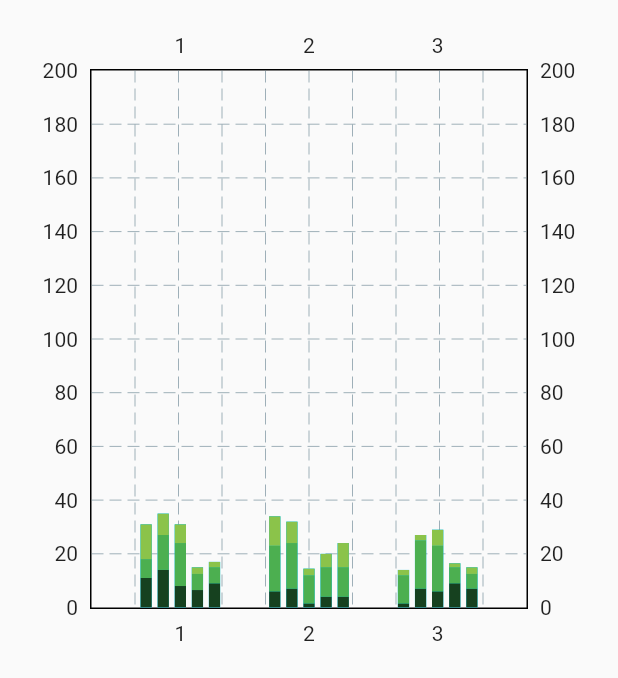
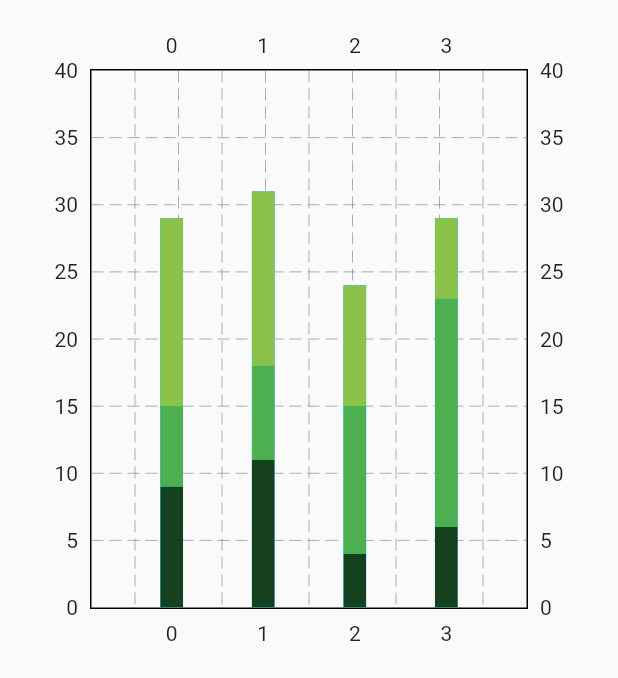
Before and after one commit to kaipz/flutter_app_1, a Flutter app: the screen it shows after launch, on a phone screen of 412 x 824 dp, the part 558-1236 px from its top. Run offline on Flutter 3.47's test engine with Material 2 defaults, Android fonts, the phone set to English and light mode, and no system bars; drawn by our look-alikes of fl_chart.

Commit message:
charts 2

```diff
--- a/lib/main.dart
+++ b/lib/main.dart
@@ -159,12 +159,12 @@ class _EnergyConsumptionScreenState extends State<EnergyConsumptionScreen> {
             SizedBox(height: 16),
             Expanded(
        child:  LayoutBuilder(builder: (context, constraints) {
-            final barsSpace = 4.0 * constraints.maxWidth / 400;
-            final barsWidth = 8.0 * constraints.maxWidth / 400;
+            final barsSpace = 4.0 * constraints.maxWidth / 200;
+            final barsWidth = 8.0 * constraints.maxWidth / 200;
             return BarChart(
             BarChartData(
               alignment: BarChartAlignment.spaceEvenly,
-              maxY: 200,
+              maxY: 40,
               titlesData: FlTitlesData(
                 // ... Title settings
               ),
@@ -185,7 +185,23 @@ class _EnergyConsumptionScreenState extends State<EnergyConsumptionScreen> {
 
 List<BarChartGroupData> getData(double barsWidth, double barsSpace) {
     return [
+      BarChartGroupData(
+        x: 0,
+        barsSpace: barsSpace,
+        barRods: [
+          BarChartRodData(
+            y: 29,
+            rodStackItems: [
+              BarChartRodStackItem(0, 9, Color.fromARGB(220, 25, 45, 2)),
+              BarChartRodStackItem(9, 15, Colors.green),
+              BarChartRodStackItem(15, 29, Colors.lightGreen),
+            ],
+            borderRadius: BorderRadius.zero,
+            width: barsWidth,
+          ),
 
+        ],
+      ),
       BarChartGroupData(
         x: 1,
         barsSpace: barsSpace,
@@ -200,92 +216,14 @@ List<BarChartGroupData> getData(double barsWidth, double barsSpace) {
             borderRadius: BorderRadius.zero,
             width: barsWidth,
           ),
-          BarChartRodData(
-            y: 35,
-            rodStackItems: [
-              BarChartRodStackItem(0, 14, Color.fromARGB(220, 25, 45, 2)),
-              BarChartRodStackItem(14, 27, Colors.green),
-              BarChartRodStackItem(27, 35, Colors.lightGreen),
-            ],
-            borderRadius: BorderRadius.zero,
-            width: barsWidth,
-          ),
-          BarChartRodData(
-            y: 31,
-            rodStackItems: [
-              BarChartRodStackItem(0, 8, Color.fromARGB(220, 25, 45, 2)),
-              BarChartRodStackItem(8, 24, Colors.green),
-              BarChartRodStackItem(24, 31, Colors.lightGreen),
-            ],
-            borderRadius: BorderRadius.zero,
-            width: barsWidth,
-          ),
-          BarChartRodData(
-            y: 15,
-            rodStackItems: [
-              BarChartRodStackItem(0, 6.5, Color.fromARGB(220, 25, 45, 2)),
-              BarChartRodStackItem(6.5, 12.5, Colors.green),
-              BarChartRodStackItem(12.5, 15, Colors.lightGreen),
-            ],
-            borderRadius: BorderRadius.zero,
-            width: barsWidth,
-          ),
-          BarChartRodData(
-            y: 17,
-            rodStackItems: [
-              BarChartRodStackItem(0, 9, Color.fromARGB(220, 25, 45, 2)),
-              BarChartRodStackItem(9, 15, Colors.green),
-              BarChartRodStackItem(15, 17, Colors.lightGreen),
-            ],
-            borderRadius: BorderRadius.zero,
-            width: barsWidth,
-          ),
+
         ],
       ),
       BarChartGroupData(
         x: 2,
         barsSpace: barsSpace,
         barRods: [
-          BarChartRodData(
-            y: 34,
-            rodStackItems: [
-              BarChartRodStackItem(0, 6, Color.fromARGB(220, 25, 45, 2)),
-              BarChartRodStackItem(6, 23, Colors.green),
-              BarChartRodStackItem(23, 34, Colors.lightGreen),
-            ],
-            borderRadius: BorderRadius.zero,
-            width: barsWidth,
-          ),
-          BarChartRodData(
-            y: 32,
-            rodStackItems: [
-              BarChartRodStackItem(0, 7, Color.fromARGB(220, 25, 45, 2)),
-              BarChartRodStackItem(7, 24, Colors.green),
-              BarChartRodStackItem(24, 32, Colors.lightGreen),
-            ],
-            borderRadius: BorderRadius.zero,
-            width: barsWidth,
-          ),
-          BarChartRodData(
-            y: 14.5,
-            rodStackItems: [
-              BarChartRodStackItem(0, 1.5, Color.fromARGB(220, 25, 45, 2)),
-              BarChartRodStackItem(1.5, 12, Colors.green),
-              BarChartRodStackItem(12, 14.5, Colors.lightGreen),
-            ],
-            borderRadius: BorderRadius.zero,
-            width: barsWidth,
-          ),
-          BarChartRodData(
-            y: 20,
-            rodStackItems: [
-              BarChartRodStackItem(0, 4, Color.fromARGB(220, 25, 45, 2)),
-              BarChartRodStackItem(4, 15, Colors.green),
-              BarChartRodStackItem(15, 20, Colors.lightGreen),
-            ],
-            borderRadius: BorderRadius.zero,
-            width: barsWidth,
-          ),
+
           BarChartRodData(
             y: 24,
             rodStackItems: [
@@ -302,52 +240,13 @@ List<BarChartGroupData> getData(double barsWidth, double barsSpace) {
         x: 3,
         barsSpace: barsSpace,
         barRods: [
-          BarChartRodData(
-            y: 14,
-            rodStackItems: [
-              BarChartRodStackItem(0, 1.5, Color.fromARGB(220, 25, 45, 2)),
-              BarChartRodStackItem(1.5, 12, Colors.green),
-              BarChartRodStackItem(12, 14, Colors.lightGreen),
-            ],
-            borderRadius: BorderRadius.zero,
-            width: barsWidth,
-          ),
-          BarChartRodData(
-            y: 27,
-            rodStackItems: [
-              BarChartRodStackItem(0, 7, Color.fromARGB(220, 25, 45, 2)),
-              BarChartRodStackItem(7, 25, Colors.green),
-              BarChartRodStackItem(25, 27, Colors.lightGreen),
-            ],
-            borderRadius: BorderRadius.zero,
-            width: barsWidth,
-          ),
+
           BarChartRodData(
             y: 29,
             rodStackItems: [
               BarChartRodStackItem(0, 6, Color.fromARGB(220, 25, 45, 2)),
               BarChartRodStackItem(6, 23, Colors.green),
               BarChartRodStackItem(23, 29, Colors.lightGreen),
-            ],
-            borderRadius: BorderRadius.zero,
-            width: barsWidth,
-          ),
-          BarChartRodData(
-            y: 16.5,
-            rodStackItems: [
-              BarChartRodStackItem(0, 9, Color.fromARGB(220, 25, 45, 2)),
-              BarChartRodStackItem(9, 15, Colors.green),
-              BarChartRodStackItem(15, 16.5, Colors.lightGreen),
-            ],
-            borderRadius: BorderRadius.zero,
-            width: barsWidth,
-          ),
-          BarChartRodData(
-            y: 15,
-            rodStackItems: [
-              BarChartRodStackItem(0, 7, Color.fromARGB(220, 25, 45, 2)),
-              BarChartRodStackItem(7, 12.5, Colors.green),
-              BarChartRodStackItem(12.5, 15, Colors.lightGreen),
             ],
             borderRadius: BorderRadius.zero,
             width: barsWidth,
```
